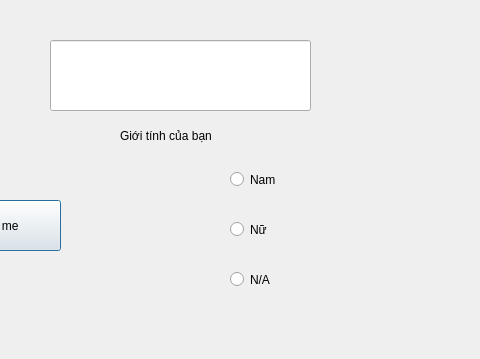
vophungquang/Qt, file Qt/dialog.ui: the form before one commit; both pictures show x 170 to 650 and y 0 to 359 of the 800 by 600 pixel window.
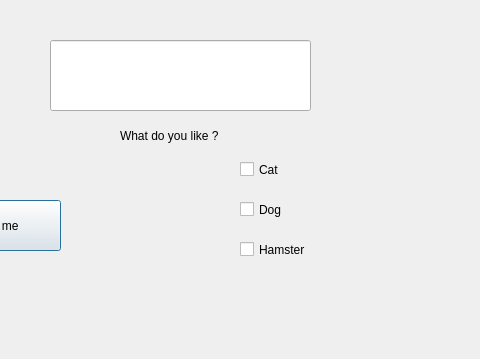
The form after the commit.

Commit message: use CheckBox

Patch:
```diff
--- a/Qt/dialog.ui
+++ b/Qt/dialog.ui
@@ -23,7 +23,7 @@
     </rect>
    </property>
    <property name="text">
-    <string>Giới tính của bạn</string>
+    <string>What do you like ?</string>
    </property>
   </widget>
   <widget class="QPushButton" name="pushButton">
@@ -49,43 +49,43 @@
     </rect>
    </property>
   </widget>
-  <widget class="QRadioButton" name="nam">
+  <widget class="QCheckBox" name="cat">
    <property name="geometry">
     <rect>
-     <x>400</x>
-     <y>170</y>
-     <width>84</width>
+     <x>410</x>
+     <y>160</y>
+     <width>72</width>
      <height>19</height>
     </rect>
    </property>
    <property name="text">
-    <string>Nam</string>
+    <string>Cat</string>
    </property>
   </widget>
-  <widget class="QRadioButton" name="nu">
+  <widget class="QCheckBox" name="dog">
    <property name="geometry">
     <rect>
-     <x>400</x>
-     <y>220</y>
-     <width>84</width>
+     <x>410</x>
+     <y>200</y>
+     <width>72</width>
      <height>19</height>
     </rect>
    </property>
    <property name="text">
-    <string>Nữ</string>
+    <string>Dog</string>
    </property>
   </widget>
-  <widget class="QRadioButton" name="na">
+  <widget class="QCheckBox" name="mouse">
    <property name="geometry">
     <rect>
-     <x>400</x>
-     <y>270</y>
-     <width>84</width>
+     <x>410</x>
+     <y>240</y>
+     <width>72</width>
      <height>19</height>
     </rect>
    </property>
    <property name="text">
-    <string>N/A</string>
+    <string>Hamster</string>
    </property>
   </widget>
  </widget>
```
The commit also changes 3 other files.
